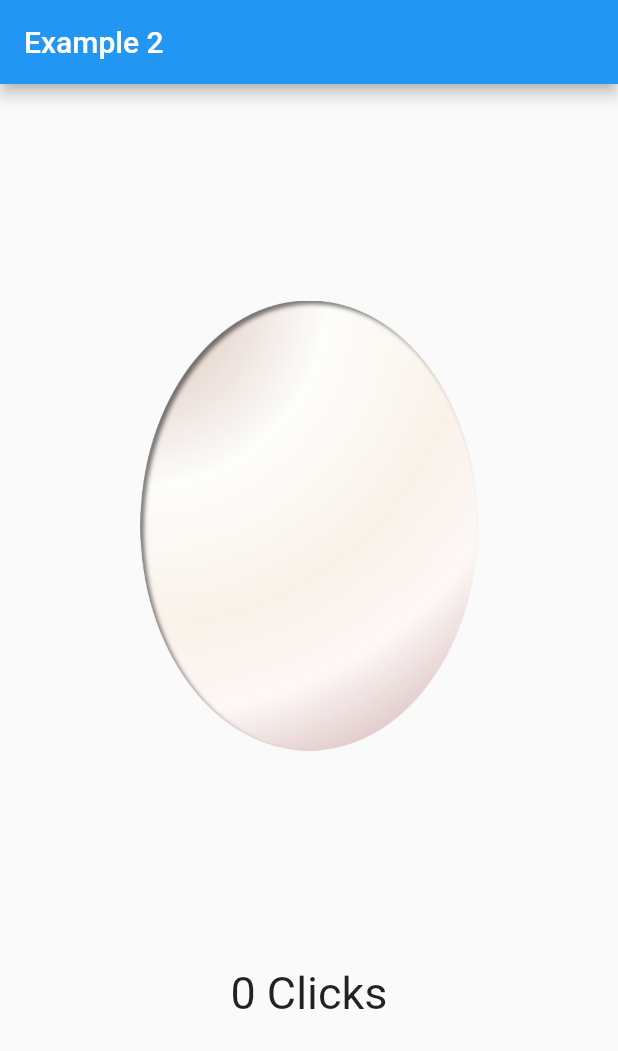
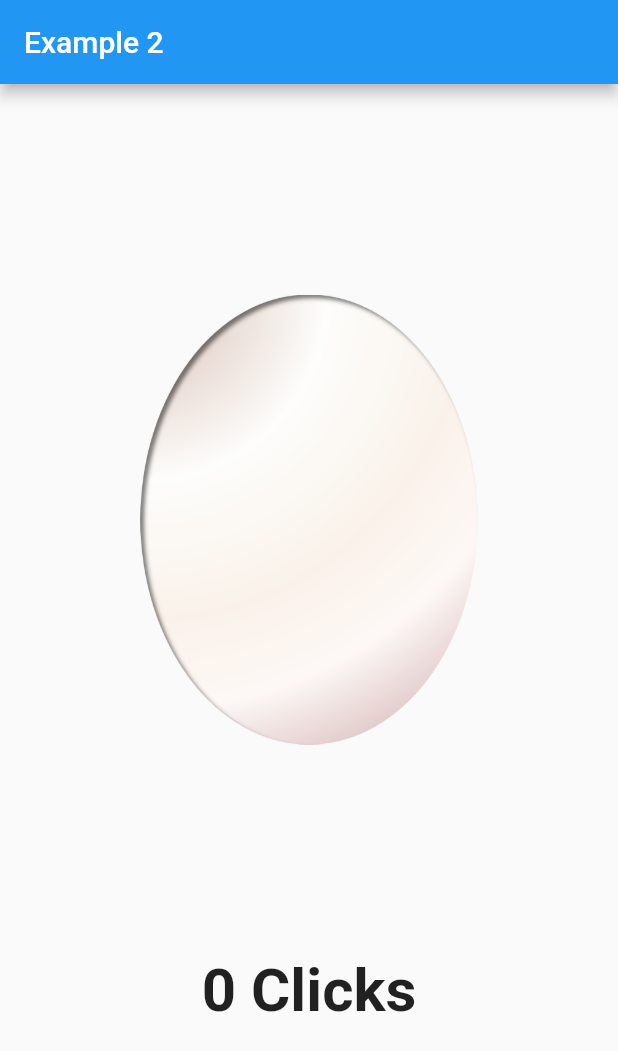
Before and after one commit to ofek-bs/cs_hackathon_flutter, a Flutter app: the screen it shows after launch, on a phone screen of 412 x 824 dp. Shown: the top 1051 px of the screen. Run offline on Flutter 3.47's test engine with Material 2 defaults, Android fonts, the phone set to English and light mode, and no system bars.

Commit message:
Exercise 2 solved

```diff
--- a/lib/egg_screen.dart
+++ b/lib/egg_screen.dart
@@ -1,10 +1,11 @@
 import 'package:flutter/material.dart';
 
-// TODO:
-// 1) Make the app react to the change in state! The egg should break after 40 clicks!
-// 2) Increase font size for the "i clicks" label. Bonus: make it BOLD.
+class EggScreen extends StatefulWidget {
+  @override
+  State<EggScreen> createState() => _EggScreenState();
+}
 
-class EggScreen extends StatelessWidget {
+class _EggScreenState extends State<EggScreen> {
   int _count = 0;
 
   @override
@@ -19,7 +20,9 @@
           children: [
             GestureDetector(
               onTap: () {
-                _count++;
+                setState(() {
+                  _count++;
+                });
                 debugPrint('Tapped $_count!');
               },
               child: loadEggImage(),
@@ -27,7 +30,8 @@
             Text(
               "$_count Clicks",
               style: const TextStyle(
-                fontSize: 30,
+                fontSize: 40,
+                fontWeight: FontWeight.bold,
               ),
             ),
           ],
```
